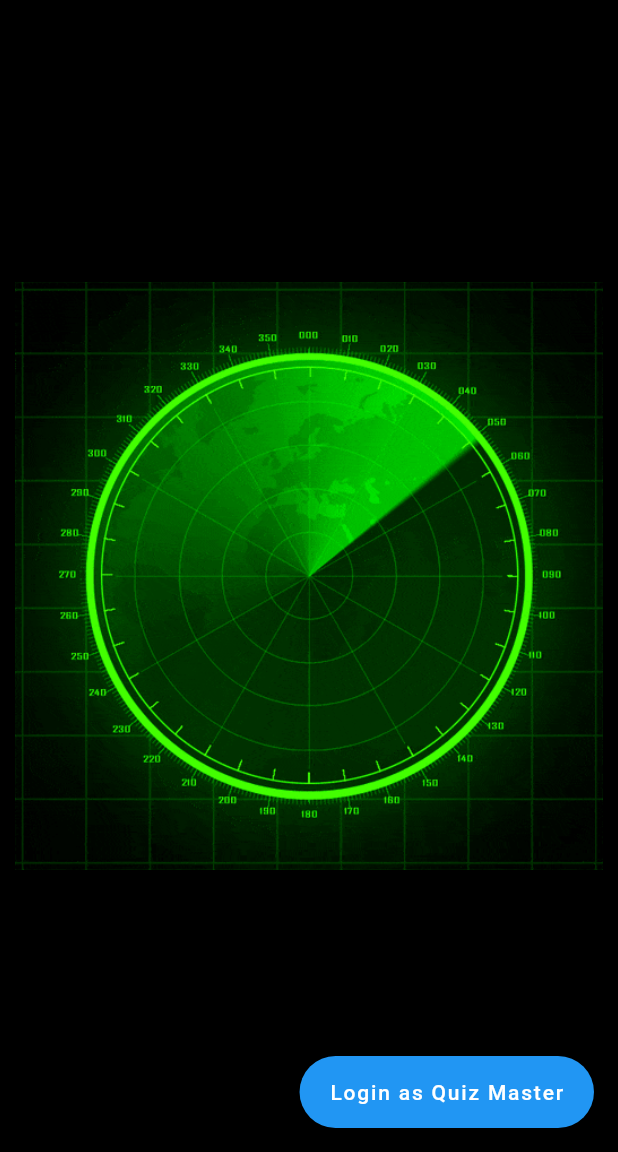
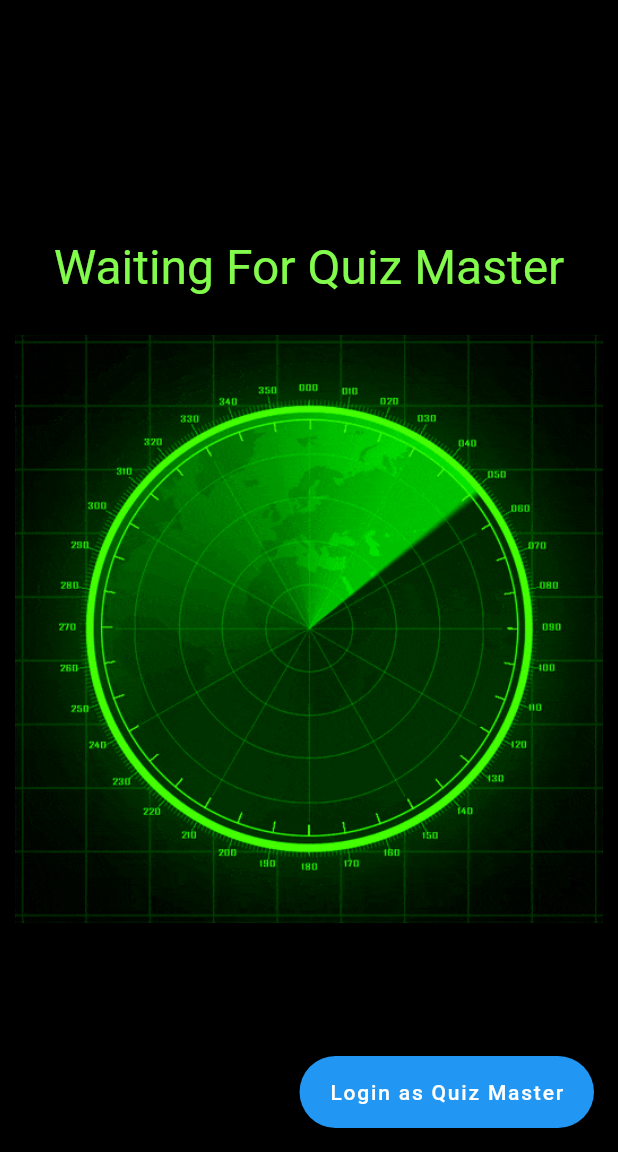
Before and after one commit to rajmohan1584/buzzer, a Flutter app: the screen it shows after launch, on a phone screen of 412 x 824 dp, the part 84-1236 px from its top. Run offline on Flutter 3.47's test engine with Material 2 defaults, Android fonts, the phone set to English and light mode, and no system bars; our stand-ins replace audioplayers, flutter_spinbox, socket_io_client; missing offline and left inert: flutter_shake_animated, network_info_plus, socket_io, udp, window_manager.

Commit message:
Quiz Master login works.

```diff
--- a/lib/home.dart
+++ b/lib/home.dart
@@ -1,3 +1,5 @@
+import 'package:buzzer/server/server.dart';
+import 'package:buzzer/util/log.dart';
 import 'package:buzzer/util/widgets.dart';
 import 'package:flutter/material.dart';
 
@@ -9,7 +11,102 @@ class Home extends StatefulWidget {
 }
 
 class _HomeState extends State<Home> {
-  onLogin() {}
+  final FocusNode focusNode = FocusNode();
+  bool qm = false;
+  final maxlen = 6;
+  String passkey = "";
+  final secretKey = "135246";
+
+  void gotoServer() {
+    Navigator.pushReplacement(
+        context,
+        MaterialPageRoute(
+            builder: (BuildContext context) => const BuzzServerScreen()));
+  }
+
+  onTextChanged(String s) {
+    setState(() {
+      passkey = s;
+      if (passkey.length == maxlen) {
+        if (passkey == secretKey) {
+          // success - goto server
+          gotoServer();
+        } else {
+          // reset
+          passkey = "";
+          qm = false;
+        }
+      }
+    });
+    Log.log(s);
+  }
+
+  onLogin() {
+    setState(() {
+      qm = true;
+    });
+    Future.delayed(const Duration(milliseconds: 100), () {
+      // Do something
+      FocusScope.of(context).requestFocus(focusNode);
+    });
+  }
+
+  Widget passwordInput() {
+    const green = Color(0xff82fb4c);
+    final boxes = <Widget>[];
+    for (var i = 0; i < maxlen; i++) {
+      final len = passkey.length;
+      Color? fillColor;
+      if (i < len) fillColor = green;
+      boxes.add(Container(
+        width: 50,
+        height: 50,
+        decoration: BoxDecoration(
+          color: fillColor,
+          borderRadius: BorderRadius.circular(50),
+          border: Border.all(color: Colors.black, width: 2),
+          boxShadow: const [
+            BoxShadow(
+              color: green,
+              blurRadius: 30,
+            ),
+          ],
+        ),
+      ));
+    }
+    return Row(
+      mainAxisAlignment: MainAxisAlignment.center,
+      children: boxes,
+    );
+  }
+
+  Widget messageOrInput(w) {
+    if (qm) {
+      return SizedBox(
+        width: w / 2,
+        height: 50,
+        child: TextField(
+            focusNode: focusNode,
+            autofocus: true,
+            obscureText: true,
+            enableSuggestions: false,
+            autocorrect: false,
+            keyboardType: TextInputType.number,
+            onChanged: onTextChanged,
+            style: const TextStyle(fontSize: 32, color: Color(0xff82fb4c))),
+      );
+    } else {
+      return SizedBox(
+          width: w,
+          height: 50,
+          child:
+              Row(mainAxisAlignment: MainAxisAlignment.center, children: const [
+            Text("Waiting For Quiz Master",
+                style: TextStyle(fontSize: 32, color: Color(0xff82fb4c)))
+          ]));
+    }
+  }
+
   @override
   Widget build(BuildContext context) {
     double w = MediaQuery.of(context).size.width;
@@ -17,12 +114,23 @@ class _HomeState extends State<Home> {
       w = MediaQuery.of(context).size.height;
     }
     w -= 20;
+
+    Widget? fab;
+    if (!qm) {
+      fab = FloatingActionButton.extended(
+          onPressed: onLogin, label: const Text("Login as Quiz Master"));
+    }
+
     return Scaffold(
         appBar: AppBar(title: const Text("Buzzer - Waiting for Quiz Master")),
         backgroundColor: Colors.black,
-        floatingActionButton: FloatingActionButton.extended(
-            onPressed: onLogin, label: const Text("Login as Quiz Master")),
+        floatingActionButton: fab,
         body: Center(
-            child: SizedBox(width: w, height: w, child: WIDGETS.buildRadar())));
+            child:
+                Column(mainAxisAlignment: MainAxisAlignment.center, children: [
+          messageOrInput(w),
+          SizedBox(height: 20),
+          SizedBox(width: w, height: w, child: WIDGETS.buildRadar())
+        ])));
   }
 }
```
